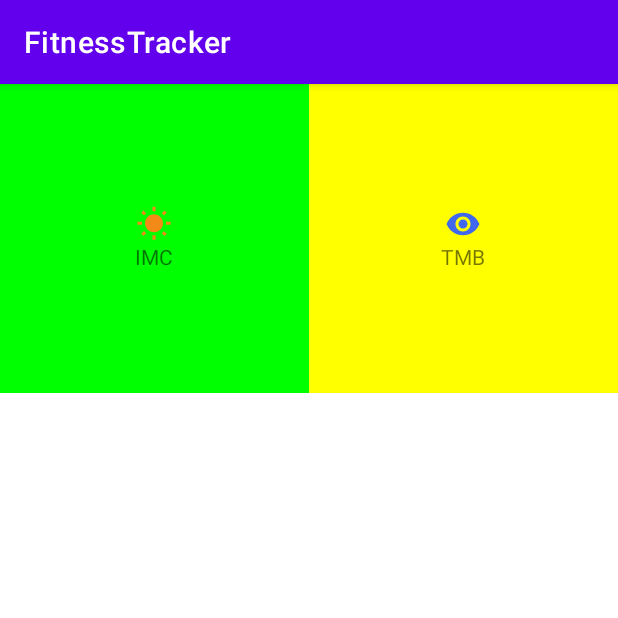
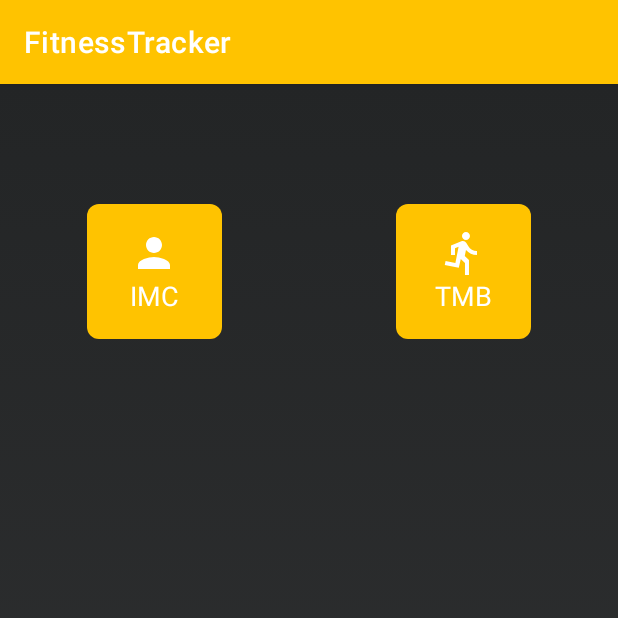
Before and after one commit to maatheux/fitness-app, an Android app: the screen it shows after launch (MainActivity), on a phone screen of 412 x 824 dp, the top half of it. Run offline under Robolectric (Android 15) with nearby library versions, the phone set to English and light mode, and no system bars; our stand-ins replace Room's generated code.

Commit message:
Editando layout

```diff
--- a/app/src/main/AndroidManifest.xml
+++ b/app/src/main/AndroidManifest.xml
@@ -16,14 +16,16 @@
         tools:targetApi="31">
         <activity
             android:name=".TmbActivity"
-            android:exported="false" />
+            android:exported="false"
+            android:parentActivityName=".MainActivity" />
         <activity
             android:name=".ListCalcActivity"
             android:exported="false"
             android:parentActivityName=".MainActivity" />
         <activity
             android:name=".ImcActivity"
-            android:exported="true" />
+            android:exported="true"
+            android:parentActivityName=".MainActivity" />
         <activity
             android:name=".MainActivity"
             android:exported="true">
--- a/app/src/main/java/com/example/appfitness/ListCalcActivity.kt
+++ b/app/src/main/java/com/example/appfitness/ListCalcActivity.kt
@@ -6,6 +6,7 @@ import android.os.Bundle
 import android.view.View
 import android.view.ViewGroup
 import android.widget.TextView
+import androidx.core.content.ContextCompat
 import androidx.recyclerview.widget.LinearLayoutManager
 import androidx.recyclerview.widget.RecyclerView
 import com.example.appfitness.model.Calc
@@ -66,6 +67,7 @@ class ListCalcActivity : AppCompatActivity() {
                 val res = item.res
 
                 tv.text = getString(R.string.list_response, res, data)
+                tv.setTextColor(ContextCompat.getColor(this@ListCalcActivity, R.color.white))
 
             }
         }
--- a/app/src/main/java/com/example/appfitness/MainActivity.kt
+++ b/app/src/main/java/com/example/appfitness/MainActivity.kt
@@ -25,17 +25,15 @@ class MainActivity : AppCompatActivity() {
         mainItems.add(
             MainItem(
                 id = 1,
-                drawableId = R.drawable.ic_baseline_wb_sunny_24,
-                textStringId = R.string.label_imc,
-                colorId = Color.GREEN
+                drawableId = R.drawable.ic_baseline_person_24,
+                textStringId = R.string.label_imc
             )
         )
         mainItems.add(
             MainItem(
                 id = 2,
-                drawableId = R.drawable.ic_baseline_remove_red_eye_24,
-                textStringId = R.string.label_tmb,
-                colorId = Color.YELLOW
+                drawableId = R.drawable.ic_baseline_directions_run_24,
+                textStringId = R.string.label_tmb
             )
         )
 
@@ -79,7 +77,6 @@ class MainActivity : AppCompatActivity() {
                 val itemImageIcon: ImageView = itemView.findViewById(R.id.item_img_icon)
                 val itemTextName: TextView = itemView.findViewById(R.id.item_txt_name)
 
-                itemContainerImc.setBackgroundColor(item.colorId)
                 itemImageIcon.setImageResource(item.drawableId)
                 itemTextName.setText(item.textStringId)
 
--- a/app/src/main/java/com/example/appfitness/MainItem.kt
+++ b/app/src/main/java/com/example/appfitness/MainItem.kt
@@ -6,6 +6,5 @@ import androidx.annotation.StringRes
 data class MainItem(
     val id: Int,
     @DrawableRes val drawableId: Int,
-    @StringRes val textStringId: Int,
-    val colorId: Int,
+    @StringRes val textStringId: Int
 )
--- /dev/null
+++ b/app/src/main/res/drawable/ic_baseline_directions_run_24.xml
@@ -0,0 +1,5 @@
+<vector android:autoMirrored="true" android:height="32dp"
+    android:tint="#FFFFFF" android:viewportHeight="24"
+    android:viewportWidth="24" android:width="32dp" xmlns:android="http://schemas.android.com/apk/res/android">
+    <path android:fillColor="@android:color/white" android:pathData="M13.49,5.48c1.1,0 2,-0.9 2,-2s-0.9,-2 -2,-2 -2,0.9 -2,2 0.9,2 2,2zM9.89,19.38l1,-4.4 2.1,2v6h2v-7.5l-2.1,-2 0.6,-3c1.3,1.5 3.3,2.5 5.5,2.5v-2c-1.9,0 -3.5,-1 -4.3,-2.4l-1,-1.6c-0.4,-0.6 -1,-1 -1.7,-1 -0.3,0 -0.5,0.1 -0.8,0.1l-5.2,2.2v4.7h2v-3.4l1.8,-0.7 -1.6,8.1 -4.9,-1 -0.4,2 7,1.4z"/>
+</vector>
--- /dev/null
+++ b/app/src/main/res/drawable/ic_baseline_person_24.xml
@@ -0,0 +1,5 @@
+<vector android:height="32dp" android:tint="#FFFFFF"
+    android:viewportHeight="24" android:viewportWidth="24"
+    android:width="32dp" xmlns:android="http://schemas.android.com/apk/res/android">
+    <path android:fillColor="@android:color/white" android:pathData="M12,12c2.21,0 4,-1.79 4,-4s-1.79,-4 -4,-4 -4,1.79 -4,4 1.79,4 4,4zM12,14c-2.67,0 -8,1.34 -8,4v2h16v-2c0,-2.66 -5.33,-4 -8,-4z"/>
+</vector>
--- /dev/null
+++ b/app/src/main/res/drawable/main_activity_bg_gradient.xml
@@ -0,0 +1,10 @@
+<?xml version="1.0" encoding="utf-8"?>
+<selector xmlns:android="http://schemas.android.com/apk/res/android">
+    <item>
+        <shape>
+            <gradient android:startColor="@color/mainDarkColor"
+                android:endColor="@color/secondDarkColor"
+                android:angle="270"/>
+        </shape>
+    </item>
+</selector>
--- /dev/null
+++ b/app/src/main/res/drawable/main_activity_button_rounded.xml
@@ -0,0 +1,15 @@
+<?xml version="1.0" encoding="utf-8"?>
+<selector xmlns:android="http://schemas.android.com/apk/res/android">
+    <item android:state_pressed="true">
+        <shape>
+            <solid android:color="@color/mainActivityBtnPressed" />
+            <corners android:radius="8dp" />
+        </shape>
+    </item>
+    <item android:state_pressed="false">
+        <shape>
+            <solid android:color="@color/mainColor" />
+            <corners android:radius="8dp" />
+        </shape>
+    </item>
+</selector>
--- a/app/src/main/res/layout/activity_imc.xml
+++ b/app/src/main/res/layout/activity_imc.xml
@@ -4,6 +4,7 @@
     xmlns:tools="http://schemas.android.com/tools"
     android:layout_width="match_parent"
     android:layout_height="match_parent"
+    style="@style/activitiesBackground"
     tools:context=".ImcActivity">
 
     <LinearLayout
--- a/app/src/main/res/layout/activity_list_calc.xml
+++ b/app/src/main/res/layout/activity_list_calc.xml
@@ -4,6 +4,7 @@
     xmlns:tools="http://schemas.android.com/tools"
     android:layout_width="match_parent"
     android:layout_height="match_parent"
+    style="@style/activitiesBackground"
     tools:context=".ListCalcActivity">
 
     <androidx.recyclerview.widget.RecyclerView
--- a/app/src/main/res/layout/activity_main.xml
+++ b/app/src/main/res/layout/activity_main.xml
@@ -6,6 +6,7 @@
     android:layout_height="match_parent"
     android:orientation="vertical"
     android:gravity="center"
+    android:background="@drawable/main_activity_bg_gradient"
     tools:context=".MainActivity">
 
     <androidx.recyclerview.widget.RecyclerView
--- a/app/src/main/res/layout/activity_tmb.xml
+++ b/app/src/main/res/layout/activity_tmb.xml
@@ -4,6 +4,7 @@
     xmlns:tools="http://schemas.android.com/tools"
     android:layout_width="match_parent"
     android:layout_height="match_parent"
+    style="@style/activitiesBackground"
     tools:context=".ImcActivity">
 
     <LinearLayout
@@ -44,6 +45,7 @@
                 android:layout_width="match_parent"
                 android:layout_height="wrap_content"
                 android:hint="Frequência de exercícios"
+                android:background="@color/white"
                 android:inputType="none" />
 
         </com.google.android.material.textfield.TextInputLayout>
--- a/app/src/main/res/layout/main_item.xml
+++ b/app/src/main/res/layout/main_item.xml
@@ -3,19 +3,21 @@
     xmlns:app="http://schemas.android.com/apk/res-auto"
     xmlns:tools="http://schemas.android.com/tools"
     android:layout_width="match_parent"
-    android:layout_height="wrap_content" >
+    android:layout_height="250dp" >
 
     <LinearLayout
         android:id="@+id/item_container_imc"
-        android:layout_width="match_parent"
-        android:layout_height="0dp"
+        android:layout_width="90dp"
+        android:layout_height="90dp"
         android:orientation="vertical"
         android:paddingHorizontal="12dp"
         android:paddingVertical="10dp"
         android:gravity="center"
+        android:background="@drawable/main_activity_button_rounded"
         app:layout_constraintTop_toTopOf="parent"
-        app:layout_constraintDimensionRatio="1:1"
-        tools:background="@color/colorLigthGray">
+        app:layout_constraintStart_toStartOf="parent"
+        app:layout_constraintEnd_toEndOf="parent"
+        app:layout_constraintBottom_toBottomOf="parent">
 
         <ImageView
             android:id="@+id/item_img_icon"
@@ -27,6 +29,8 @@
             android:id="@+id/item_txt_name"
             android:layout_width="wrap_content"
             android:layout_height="wrap_content"
+            android:textColor="@color/white"
+            android:textSize="18sp"
             tools:text="@string/label_imc" />
 
     </LinearLayout>
--- a/app/src/main/res/values/colors.xml
+++ b/app/src/main/res/values/colors.xml
@@ -8,4 +8,8 @@
     <color name="black">#FF000000</color>
     <color name="white">#FFFFFFFF</color>
     <color name="colorLigthGray">#E6E6E6</color>
+    <color name="mainColor">#ffc300</color>
+    <color name="mainActivityBtnPressed">#F4BA00</color>
+    <color name="mainDarkColor">#232526</color>
+    <color name="secondDarkColor">#333435</color>
 </resources>
--- a/app/src/main/res/values/themes.xml
+++ b/app/src/main/res/values/themes.xml
@@ -2,8 +2,8 @@
     <!-- Base application theme. -->
     <style name="Theme.AppFitness" parent="Theme.MaterialComponents.DayNight.DarkActionBar">
         <!-- Primary brand color. -->
-        <item name="colorPrimary">@color/purple_500</item>
-        <item name="colorPrimaryVariant">@color/purple_700</item>
+        <item name="colorPrimary">@color/mainColor</item>
+        <item name="colorPrimaryVariant">@color/mainActivityBtnPressed</item>
         <item name="colorOnPrimary">@color/white</item>
         <!-- Secondary brand color. -->
         <item name="colorSecondary">@color/teal_200</item>
```
Also changed, not shown: app/src/main/java/com/example/appfitness/ImcActivity.kt (+9 -9 lines), app/src/main/res/values/styles.xml (+12 -1 lines).
